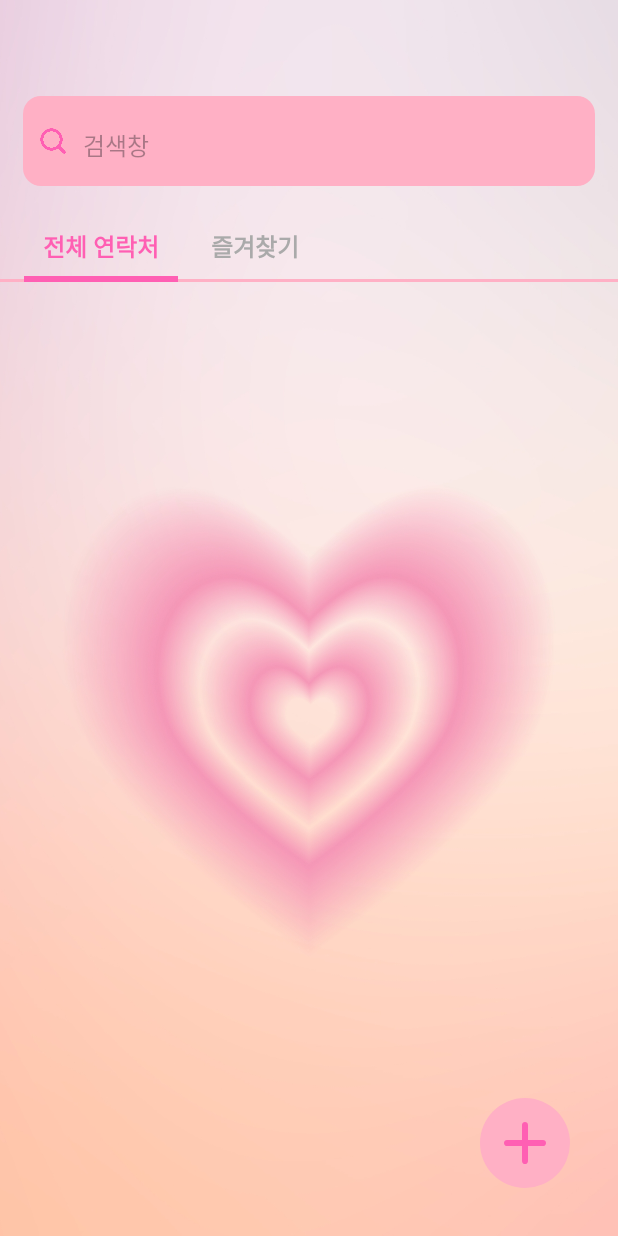
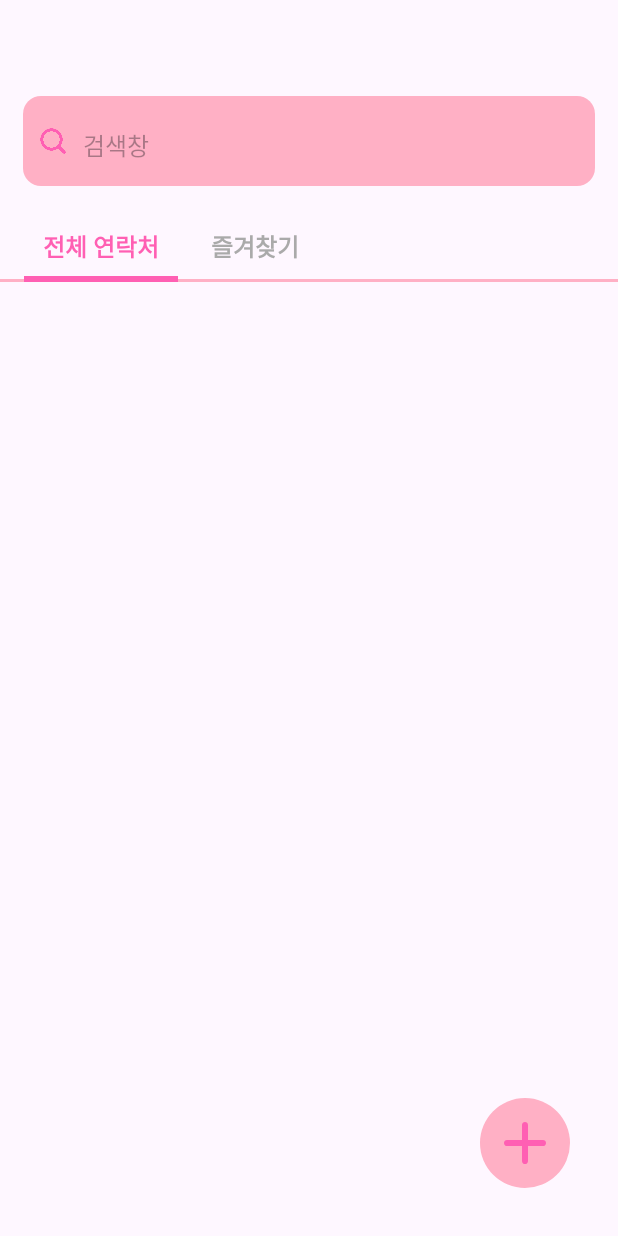
Before and after one commit to IDKOS1/SweetieContactGet, an Android app: the layout fragment_contact.xml on its own in the app's theme, with its tools: preview values and no code run, on a phone screen of 412 x 824 dp. Run offline under Robolectric (Android 15) with nearby library versions, the phone set to English and light mode, and no system bars.

Commit message:
Layout Fix: 연락처 프래그먼트 배경 제거

```diff
--- a/app/src/main/res/layout/fragment_contact.xml
+++ b/app/src/main/res/layout/fragment_contact.xml
@@ -5,7 +5,6 @@
     android:layout_width="match_parent"
     android:layout_height="match_parent"
     android:paddingTop="64dp"
-    android:background="@drawable/img_background_light"
     tools:context=".fragments.Contact.ContactFragment">
 
     <LinearLayout
```
